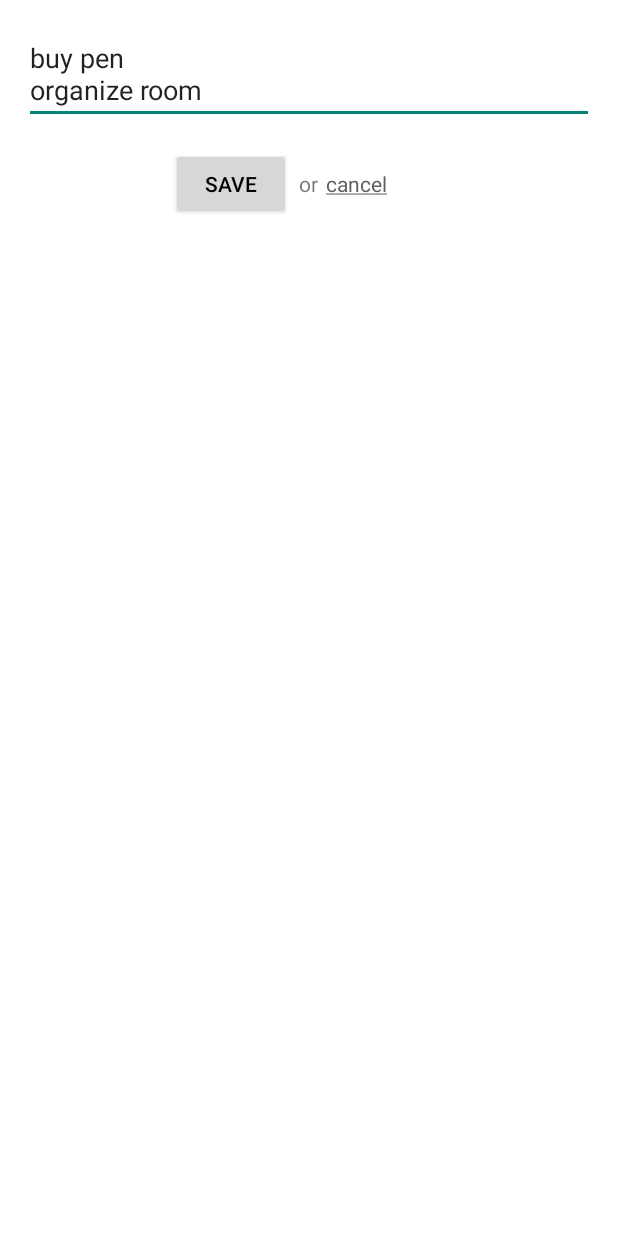
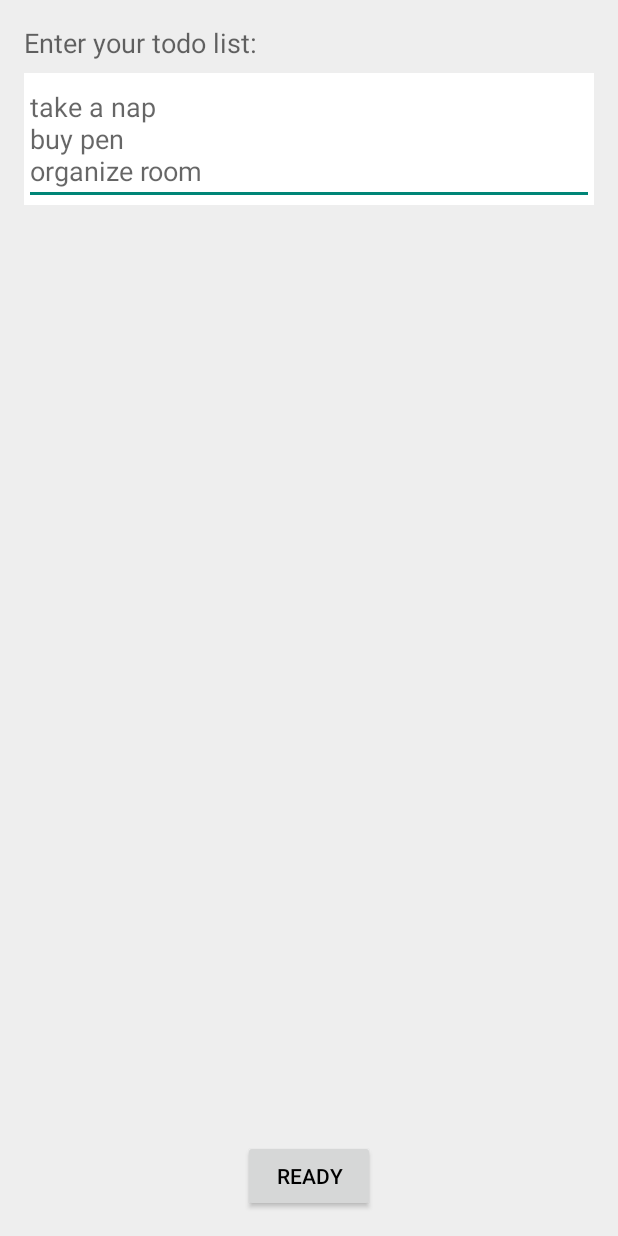
Before and after one commit to vinc3m1/nowdothis, an Android app: the screen it shows after launch (EditListActivity before the commit, NowDoThisActivity after it), after a tap on "EDIT LIST", on a phone screen of 412 x 824 dp. Run offline under Robolectric (Android 15) with nearby library versions, the phone set to English and light mode, and no system bars; our stand-ins replace ButterKnife, Dagger/Hilt's generated code; 3 statements that could not run were skipped; 1 other tap on this screen came first.

Commit message:
rewrite all the things!

```diff
--- a/src/main/java/com/makeramen/nowdothis/EditListActivity.java
+++ /dev/null
@@ -1,52 +0,0 @@
-package com.makeramen.nowdothis;
-
-import android.app.Activity;
-import android.content.Intent;
-import android.content.SharedPreferences;
-import android.os.Bundle;
-import android.view.View;
-import android.view.View.OnClickListener;
-import android.widget.Button;
-import android.widget.EditText;
-import android.widget.TextView;
-
-public class EditListActivity extends Activity implements OnClickListener {
-
-  EditText mEditText;
-  Button saveButton;
-  TextView cancelLink;
-  SharedPreferences prefs;
-  String catString;
-  String[] item;
-
-  /** Called when the activity is first created. */
-  @Override
-  public void onCreate(Bundle savedInstanceState) {
-    super.onCreate(savedInstanceState);
-    setContentView(R.layout.activity_editlist);
-    mEditText = (EditText) this.findViewById(R.id.editor);
-    saveButton = (Button) this.findViewById(R.id.savebutton);
-    cancelLink = (TextView) this.findViewById(R.id.cancellink);
-    saveButton.setOnClickListener(this);
-    cancelLink.setOnClickListener(this);
-
-    prefs = this.getSharedPreferences(ItemViewActivity.PREFS_KEY, 0);
-    catString = prefs.getString(ItemViewActivity.LIST_KEY, "take a nap\nbuy pen\norganize room");
-    mEditText.setText(catString);
-  }
-
-  @Override
-  public void onClick(View v) {
-    int id = v.getId();
-    switch (id) {
-      case R.id.savebutton:
-        SharedPreferences.Editor editor = prefs.edit();
-        editor.putString(ItemViewActivity.LIST_KEY, mEditText.getText().toString());
-        editor.commit();
-      case R.id.cancellink:
-        this.startActivity(new Intent(this, ItemViewActivity.class));
-        this.finish();
-        break;
-    }
-  }
-}
--- /dev/null
+++ b/src/main/java/com/makeramen/nowdothis/EditListFragment.java
@@ -0,0 +1,60 @@
+package com.makeramen.nowdothis;
+
+import android.content.Context;
+import android.os.Bundle;
+import android.support.annotation.Nullable;
+import android.support.v4.app.Fragment;
+import android.text.TextUtils;
+import android.view.LayoutInflater;
+import android.view.View;
+import android.view.ViewGroup;
+import android.view.inputmethod.InputMethodManager;
+import android.widget.EditText;
+import butterknife.ButterKnife;
+import butterknife.InjectView;
+import butterknife.OnClick;
+import javax.inject.Inject;
+
+public class EditListFragment extends Fragment {
+
+  InputMethodManager imm;
+  @Inject PreferenceHelper preferenceHelper;
+  @InjectView(R.id.editor) EditText editor;
+
+  @Override public View onCreateView(LayoutInflater inflater, @Nullable ViewGroup container,
+      @Nullable Bundle savedInstanceState) {
+    View view = inflater.inflate(R.layout.fragment_editlist, container, false);
+    ButterKnife.inject(this, view);
+    return view;
+  }
+
+  @Override public void onActivityCreated(@Nullable Bundle savedInstanceState) {
+    super.onActivityCreated(savedInstanceState);
+    NowDoThisApp.inject(this, getActivity());
+    imm = (InputMethodManager) getActivity().getSystemService(Context.INPUT_METHOD_SERVICE);
+  }
+
+  @Override public void onResume() {
+    super.onResume();
+    editor.setText(TextUtils.join("\n", preferenceHelper.getTodos()));
+    editor.post(new Runnable() {
+      @Override public void run() {
+        editor.requestFocus();
+        editor.setSelection(editor.length());
+        imm.showSoftInput(editor, InputMethodManager.SHOW_IMPLICIT);
+      }
+    });
+  }
+
+  @Override public void onPause() {
+    super.onPause();
+    imm.hideSoftInputFromWindow(editor.getWindowToken(), 0);
+    preferenceHelper.saveTodos(editor.getText().toString());
+  }
+
+  @OnClick(R.id.btn_ready) void readyClick() {
+    getFragmentManager().beginTransaction()
+        .replace(getId(), new TodoFragment())
+        .commit();
+  }
+}
--- a/src/main/java/com/makeramen/nowdothis/ItemViewActivity.java
+++ /dev/null
@@ -1,95 +0,0 @@
-package com.makeramen.nowdothis;
-
-import android.app.Activity;
-import android.content.Intent;
-import android.content.SharedPreferences;
-import android.graphics.Color;
-import android.os.Bundle;
-import android.view.View;
-import android.view.View.OnClickListener;
-import android.widget.Button;
-import android.widget.TextView;
-import java.util.ArrayList;
-
-public class ItemViewActivity extends Activity implements OnClickListener {
-
-  TextView itemText;
-  TextView editList;
-  Button doneButton;
-  SharedPreferences prefs;
-  String catstring;
-  ArrayList<String> item;
-  int itemIndex = 0;
-  public static final String LIST_KEY = "list";
-  public static final String PREFS_KEY = "nowdothis";
-
-  /** Called when the activity is first created. */
-  @Override
-  public void onCreate(Bundle savedInstanceState) {
-    super.onCreate(savedInstanceState);
-    setContentView(R.layout.activity_itemview);
-    itemText = (TextView) this.findViewById(R.id.itemtext);
-    doneButton = (Button) this.findViewById(R.id.donebutton);
-    editList = (TextView) this.findViewById(R.id.editlist);
-    doneButton.setOnClickListener(this);
-    editList.setOnClickListener(this);
-
-    prefs = this.getSharedPreferences(PREFS_KEY, 0);
-    catstring = prefs.getString(LIST_KEY, "take a nap\nbuy pen\norganize room");
-    String[] itemTemp = catstring.split("\n");
-
-    item = new ArrayList<>();
-
-    for (int i = 0; i < itemTemp.length; i++) {
-      String temp = itemTemp[i].trim();
-      if (temp.length() > 0) {
-        item.add(temp);
-      }
-    }
-
-    if (item.size() > 0) {
-      itemText.setText(item.get(itemIndex) + ".");
-    } else {
-      itemIndex++;
-      done();
-    }
-  }
-
-  private void done() {
-    itemIndex++;
-    if (itemIndex < item.size()) {
-      itemText.setText(item.get(itemIndex) + ".");
-    } else {
-      doneButton.setVisibility(View.INVISIBLE);
-      itemText.setText(R.string.alldone);
-      itemText.setTextColor(Color.rgb(35, 142, 35));
-    }
-  }
-
-  @Override
-  public void onClick(View v) {
-    int id = v.getId();
-    switch (id) {
-      case R.id.donebutton:
-        done();
-        break;
-      case R.id.editlist:
-        SharedPreferences.Editor editor = prefs.edit();
-        // TODO concat stuff
-        String listString = "";
-        if (itemIndex < item.size()) {
-          listString = item.get(itemIndex);
-
-          for (int i = itemIndex + 1; i < item.size(); i++) {
-            listString = listString + "\n" + item.get(i);
-          }
-        }
-
-        editor.putString(ItemViewActivity.LIST_KEY, listString);
-        editor.commit();
-        this.startActivity(new Intent(this, EditListActivity.class));
-        this.finish();
-        break;
-    }
-  }
-}
--- /dev/null
+++ b/src/main/java/com/makeramen/nowdothis/NowDoThisActivity.java
@@ -0,0 +1,28 @@
+package com.makeramen.nowdothis;
+
+import android.content.SharedPreferences;
+import android.os.Bundle;
+import android.support.v4.app.Fragment;
+import android.support.v4.app.FragmentActivity;
+import android.text.TextUtils;
+import javax.inject.Inject;
+
+import static com.makeramen.nowdothis.NowDoThisApp.KEY_TODOS;
+
+public class NowDoThisActivity extends FragmentActivity {
+  @Inject SharedPreferences sharedPreferences;
+
+  @Override protected void onCreate(Bundle savedInstanceState) {
+    super.onCreate(savedInstanceState);
+    NowDoThisApp.inject(this);
+
+    if (getSupportFragmentManager().findFragmentById(android.R.id.content) == null) {
+      Fragment fragment = TextUtils.isEmpty(sharedPreferences.getString(KEY_TODOS, "").trim()) ?
+          new EditListFragment() : new TodoFragment();
+
+      getSupportFragmentManager().beginTransaction()
+          .replace(android.R.id.content, fragment)
+          .commit();
+    }
+  }
+}
--- /dev/null
+++ b/src/main/java/com/makeramen/nowdothis/NowDoThisApp.java
@@ -0,0 +1,30 @@
+package com.makeramen.nowdothis;
+
+import android.app.Activity;
+import android.app.Application;
+import android.content.Context;
+import dagger.ObjectGraph;
+
+public class NowDoThisApp extends Application {
+
+  public static final String KEY_TODOS = "todos";
+
+  private ObjectGraph objectGraph;
+
+  @Override public void onCreate() {
+    super.onCreate();
+    objectGraph = ObjectGraph.create(new NowDoThisModule(this));
+  }
+
+  static void inject(Activity activity) {
+    inject(activity, activity);
+  }
+
+  static void inject(Object o, Context context) {
+    NowDoThisApp.get(context).objectGraph.inject(o);
+  }
+
+  static NowDoThisApp get(Context context) {
+    return (NowDoThisApp) context.getApplicationContext();
+  }
+}
--- /dev/null
+++ b/src/main/java/com/makeramen/nowdothis/PreferenceHelper.java
@@ -0,0 +1,60 @@
+package com.makeramen.nowdothis;
+
+import android.content.SharedPreferences;
+import android.support.annotation.NonNull;
+import android.text.TextUtils;
+import com.google.gson.Gson;
+import java.util.ArrayList;
+import java.util.Arrays;
+import javax.inject.Inject;
+import javax.inject.Singleton;
+
+import static com.makeramen.nowdothis.NowDoThisApp.KEY_TODOS;
+
+@Singleton
+public class PreferenceHelper {
+
+  final Gson gson;
+  final SharedPreferences prefs;
+
+  @Inject
+  public PreferenceHelper(SharedPreferences prefs, Gson gson) {
+    this.prefs = prefs;
+    this.gson = gson;
+  }
+
+  public @NonNull String[] getTodos() {
+    try {
+      return gson.fromJson(prefs.getString(KEY_TODOS, "[]"), String[].class);
+    } catch (Exception e) {
+      return new String[0];
+    }
+  }
+
+  public void saveTodos(@NonNull String string) {
+    String[] dirty = string.split("\n");
+    ArrayList<String> clean = new ArrayList<>(dirty.length);
+    for (String s : dirty) {
+      s = s.trim();
+      if (!TextUtils.isEmpty(s)) {
+        clean.add(s);
+      }
+    }
+
+    prefs.edit()
+        .putString(KEY_TODOS, gson.toJson(clean))
+        .commit();
+  }
+
+  public String popList() {
+    String[] todos = getTodos();
+    if (todos.length > 1) {
+      todos = Arrays.copyOfRange(todos, 1, todos.length - 1);
+      saveTodos(TextUtils.join("\n", todos));
+      return todos[0];
+    } else {
+      saveTodos("");
+      return null;
+    }
+  }
+}
--- /dev/null
+++ b/src/main/java/com/makeramen/nowdothis/TodoFragment.java
@@ -0,0 +1,63 @@
+package com.makeramen.nowdothis;
+
+import android.os.Bundle;
+import android.support.annotation.Nullable;
+import android.support.v4.app.Fragment;
+import android.view.LayoutInflater;
+import android.view.View;
+import android.view.ViewGroup;
+import android.widget.Button;
+import android.widget.TextView;
+import butterknife.ButterKnife;
+import butterknife.InjectView;
+import butterknife.OnClick;
+import javax.inject.Inject;
+
+public class TodoFragment extends Fragment {
+
+  @Inject PreferenceHelper preferenceHelper;
+  @InjectView(R.id.itemtext) TextView itemText;
+  @InjectView(R.id.btn_editlist) TextView editListBtn;
+  @InjectView(R.id.btn_done) Button doneButton;
+
+  @Override public View onCreateView(LayoutInflater inflater, @Nullable ViewGroup container,
+      @Nullable Bundle savedInstanceState) {
+    View view = inflater.inflate(R.layout.fragment_todo, container, false);
+    ButterKnife.inject(this, view);
+    return view;
+  }
+
+  @Override public void onActivityCreated(@Nullable Bundle savedInstanceState) {
+    super.onActivityCreated(savedInstanceState);
+    NowDoThisApp.inject(this, getActivity());
+  }
+
+  @Override public void onResume() {
+    super.onResume();
+
+    String[] todos = preferenceHelper.getTodos();
+    updateUI(todos.length > 0 ? todos[0] : null);
+  }
+
+  void updateUI(@Nullable String todo) {
+    if (todo != null) {
+      if (!todo.endsWith(".")) { todo = todo + "."; }
+      itemText.setText(todo);
+      itemText.setTextColor(getResources().getColor(R.color.black));
+    } else {
+      itemText.setText(R.string.all_done);
+      itemText.setTextColor(getResources().getColor(R.color.green));
+      doneButton.setVisibility(View.INVISIBLE);
+    }
+  }
+
+  @OnClick(R.id.btn_done) void doneClick() {
+    updateUI(preferenceHelper.popList());
+  }
+
+  @OnClick(R.id.btn_editlist) void editList() {
+    getFragmentManager().beginTransaction()
+        .replace(getId(), new EditListFragment())
+        .commit();
+  }
+}
--- a/src/main/res/layout/activity_editlist.xml
+++ /dev/null
@@ -1,59 +0,0 @@
-<?xml version="1.0" encoding="utf-8"?>
-<LinearLayout
-    xmlns:android="http://schemas.android.com/apk/res/android"
-    xmlns:tools="http://schemas.android.com/tools"
-    android:layout_width="fill_parent"
-    android:layout_height="fill_parent"
-    android:layout_gravity="center"
-    android:background="@android:color/white"
-    android:isScrollContainer="true"
-    android:orientation="vertical"
-    tools:context=".EditListActivity"
-    >
-  <EditText
-      android:id="@+id/editor"
-      android:layout_width="match_parent"
-      android:layout_height="wrap_content"
-      android:layout_gravity="center"
-      android:layout_margin="16dip"
-      android:gravity="top|start"
-      tools:text="@string/hello"
-      />
-  <LinearLayout
-      android:id="@+id/text"
-      android:layout_width="wrap_content"
-      android:layout_height="wrap_content"
-      android:layout_gravity="center_horizontal"
-      android:layout_marginBottom="20dip"
-      android:orientation="horizontal"
-      >
-    <Button
-        android:id="@+id/savebutton"
-        android:layout_width="wrap_content"
-        android:layout_height="wrap_content"
-        android:minWidth="80dp"
-        android:text="@string/save"
-        android:textColor="@android:color/black"
-        />
-    <TextView
-        android:id="@+id/or"
-        android:layout_width="wrap_content"
-        android:layout_height="match_parent"
-        android:layout_marginLeft="5dip"
-        android:layout_marginRight="5dip"
-        android:gravity="center_vertical"
-        android:text="@string/or"
-        />
-    <TextView
-        android:id="@+id/cancellink"
-        android:layout_width="wrap_content"
-        android:layout_height="match_parent"
-        android:clickable="true"
-        android:focusable="true"
-        android:gravity="center_vertical"
-        android:minWidth="80dp"
-        android:text="@string/cancel"
-        android:textColor="@color/linkbutton"
-        />
-  </LinearLayout>
-</LinearLayout>
--- /dev/null
+++ b/src/main/res/layout/fragment_editlist.xml
@@ -0,0 +1,53 @@
+<?xml version="1.0" encoding="utf-8"?>
+<LinearLayout
+    xmlns:android="http://schemas.android.com/apk/res/android"
+    xmlns:tools="http://schemas.android.com/tools"
+    android:layout_width="fill_parent"
+    android:layout_height="fill_parent"
+    android:layout_gravity="center"
+    android:background="#EEE"
+    android:isScrollContainer="true"
+    android:orientation="vertical"
+    android:padding="16dp"
+    tools:context=".EditListActivity"
+    >
+  <TextView
+      android:layout_width="wrap_content"
+      android:layout_height="wrap_content"
+      android:layout_marginBottom="8dp"
+      android:text="@string/label_list"
+      android:textAppearance="?android:textAppearanceMedium"
+      />
+  <FrameLayout
+      android:layout_width="match_parent"
+      android:layout_height="0dp"
+      android:layout_weight="1"
+      >
+    <FrameLayout
+        android:layout_width="match_parent"
+        android:layout_height="wrap_content"
+        android:background="#FFF"
+        >
+      <EditText
+          android:id="@+id/editor"
+          android:layout_width="match_parent"
+          android:layout_height="wrap_content"
+          android:layout_gravity="center"
+          android:gravity="top|start"
+          android:hint="@string/default_todos"
+          android:inputType="textMultiLine"
+          android:minLines="3"
+          />
+    </FrameLayout>
+  </FrameLayout>
+  <Button
+      android:id="@+id/btn_ready"
+      android:layout_width="wrap_content"
+      android:layout_height="wrap_content"
+      android:layout_gravity="center_horizontal"
+      android:paddingLeft="16dp"
+      android:paddingRight="16dp"
+      android:text="@string/ready"
+      android:textColor="@android:color/black"
+      />
+</LinearLayout>
--- a/src/main/res/layout/activity_itemview.xml
+++ b/src/main/res/layout/fragment_todo.xml
@@ -5,7 +5,7 @@
     android:layout_width="fill_parent"
     android:layout_height="fill_parent"
     android:layout_gravity="center"
-    android:background="@android:color/white"
+    android:background="#EEE"
     android:isScrollContainer="true"
     android:orientation="vertical"
     tools:context=".ItemViewActivity"
@@ -25,7 +25,7 @@
       tools:text="@string/hello"
       />
   <Button
-      android:id="@+id/donebutton"
+      android:id="@+id/btn_done"
       android:layout_width="wrap_content"
       android:layout_height="wrap_content"
       android:layout_gravity="center_horizontal"
@@ -33,7 +33,7 @@
       android:textSize="18sp"
       />
   <Button
-      android:id="@+id/editlist"
+      android:id="@+id/btn_editlist"
       android:layout_width="wrap_content"
       android:layout_height="wrap_content"
       android:layout_gravity="center_horizontal"
--- /dev/null
+++ b/src/main/res/values/colors.xml
@@ -0,0 +1,5 @@
+<?xml version="1.0" encoding="utf-8"?>
+<resources>
+  <color name="black">#000</color>
+  <color name="green">#238E23</color>
+</resources>
--- a/src/main/res/values/strings.xml
+++ b/src/main/res/values/strings.xml
@@ -1,11 +1,10 @@
 <?xml version="1.0" encoding="utf-8"?>
 <resources>
-  <string name="hello">take a nap.</string>
   <string name="app_name">Now Do This</string>
   <string name="done">done.</string>
   <string name="edit"><u>edit list</u></string>
-  <string name="alldone">all done!</string>
-  <string name="save">save</string>
-  <string name="or">or</string>
-  <string name="cancel"><u>cancel</u></string>
+  <string name="all_done">all done!</string>
+  <string name="ready">ready</string>
+  <string name="default_todos">take a nap\nbuy pen\norganize room</string>
+  <string name="label_list">Enter your todo list:</string>
 </resources>
```
Also changed, not shown: build.gradle (+6 -1 lines), src/main/AndroidManifest.xml (+3 -5 lines), src/main/java/com/makeramen/nowdothis/NowDoThisModule.java (added, +43 -0 lines).
